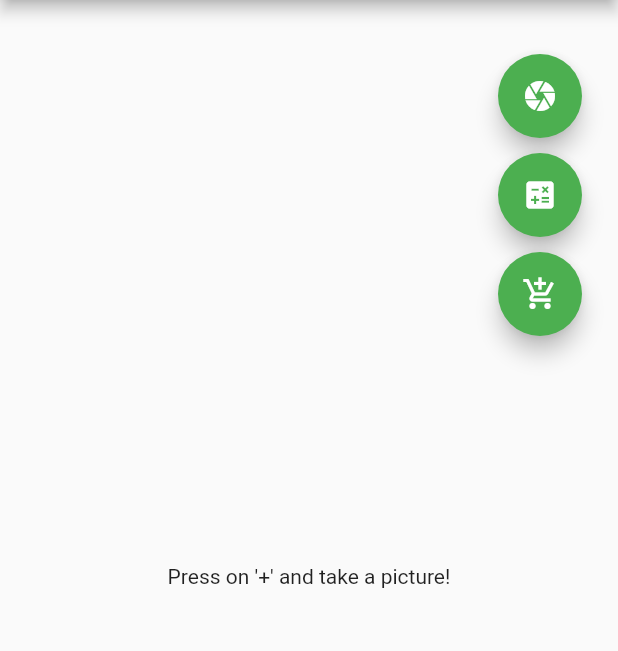
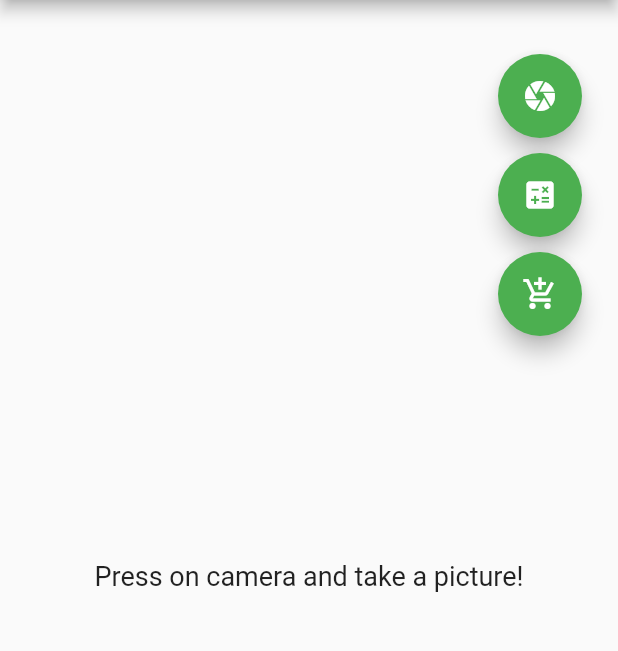
Before and after one commit to drcoconutphd/bushier2, a Flutter app: the screen it shows after launch, after a tap on "Enter Now!", on a phone screen of 412 x 824 dp, the part 84-735 px from its top. Run offline on Flutter 3.47's test engine with Material 2 defaults, Android fonts, the phone set to English and light mode, and no system bars; our stand-ins replace camera, firebase_core, firebase_database, flutter_svg, geolocator, syncfusion_flutter_charts; missing offline and left inert: firebase_ml_model_downloader, tflite_flutter, tflite_flutter_helper; accounts and stored records are empty.

Commit message:
Styling: apply and improve text styles

```diff
--- a/lib/views/ChartWidget.dart
+++ b/lib/views/ChartWidget.dart
@@ -1,3 +1,4 @@
+import 'package:bushier2/constants.dart';
 import 'package:flutter/material.dart';
 import 'package:syncfusion_flutter_charts/charts.dart';
 
@@ -88,10 +89,7 @@ class _ChartWidgetState extends State<ChartWidget> {
   Widget build(BuildContext context) {
     return Column(
       children: [
-        const Text(
-          'Results',
-          style: TextStyle(fontSize: 25.0),
-        ),
+        CustomWidgets.titleText(context, 'Results'),
         resultChart()
       ],
     );
--- a/lib/views/HomeView.dart
+++ b/lib/views/HomeView.dart
@@ -1,9 +1,9 @@
-import 'dart:io';
 import 'dart:typed_data';
 
 import 'package:camera/camera.dart';
 import 'package:flutter/material.dart';
 
+import '../constants.dart';
 import '../models/DAO.dart';
 import '../models/Segmentor.dart';
 import 'CaptureView.dart';
@@ -108,7 +108,8 @@ class _HomeViewState extends State<HomeView> {
             child: Center(
               // layout widget, positions single child in middle of parent
               child: (imagePath == null)
-                  ? const Text("Press on '+' and take a picture!")
+                  ? Text("Press on camera and take a picture!",
+                    style: CustomWidgets.instructionTextStyle(context))
                   : Column(
                       // layout widget, arrange children vertically
                       mainAxisAlignment: MainAxisAlignment
@@ -117,16 +118,18 @@ class _HomeViewState extends State<HomeView> {
                         const Padding(
                           padding: EdgeInsets.fromLTRB(50, 10, 50, 10),
                         ),
-                        const Text("Captured image"),
+                        CustomWidgets.titleText(context, 'Captured Image'),
                         const SizedBox(height: 10),
                         Image.asset('assets/images/Picture2.png'),
                         const SizedBox(height: 10),
-                        const Text("Processed image overlay"),
-                        const SizedBox(height: 10),
                         (visList == null)
-                            ? const Text("Press on calculate to see results!")
+                            ? Text("Press on calculate to see results!",
+                              style: CustomWidgets.instructionTextStyle(context))
                             : Column(
                                 children: [
+                                  CustomWidgets.titleText(context,
+                                      'Processed Image Overlay'),
+                                  const SizedBox(height: 10),
                                   Image.asset('assets/images/Picture1.png'),
                                   // : Image.memory(Bitmap.fromHeadless(384, 512, visList!).buildHeaded()),
                                   const Padding(
```
Also changed, not shown: lib/views/components/body.dart (+3 -21 lines).
